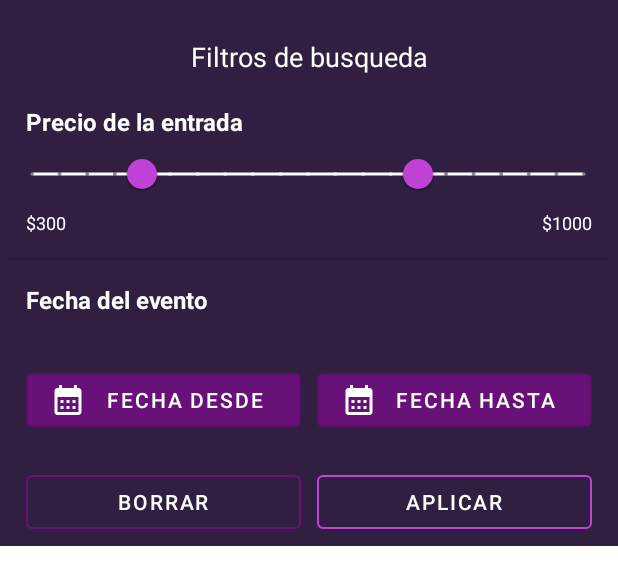
After one commit to AgustinaSander/Apparty, an Android app: the layout fragment_filter_dialog.xml on its own in the app's theme, with its tools: preview values and no code run, on a phone screen of 412 x 824 dp. The commit adds this screen. Shown: the top 585 px of the screen. Run offline under Robolectric (Android 15) with nearby library versions, the phone set to English and light mode, and no system bars.

Commit message:
Filter fragment

```diff
--- /dev/null
+++ b/app/src/main/res/drawable/ic_baseline_calendar_month_24.xml
@@ -0,0 +1,5 @@
+<vector android:height="24dp" android:tint="#FFFFFF"
+    android:viewportHeight="24" android:viewportWidth="24"
+    android:width="24dp" xmlns:android="http://schemas.android.com/apk/res/android">
+    <path android:fillColor="@android:color/white" android:pathData="M19,4h-1V2h-2v2H8V2H6v2H5C3.89,4 3.01,4.9 3.01,6L3,20c0,1.1 0.89,2 2,2h14c1.1,0 2,-0.9 2,-2V6C21,4.9 20.1,4 19,4zM19,20H5V10h14V20zM9,14H7v-2h2V14zM13,14h-2v-2h2V14zM17,14h-2v-2h2V14zM9,18H7v-2h2V18zM13,18h-2v-2h2V18zM17,18h-2v-2h2V18z"/>
+</vector>
--- /dev/null
+++ b/app/src/main/res/layout/fragment_filter_dialog.xml
@@ -0,0 +1,200 @@
+<?xml version="1.0" encoding="utf-8"?>
+<LinearLayout xmlns:android="http://schemas.android.com/apk/res/android"
+    xmlns:tools="http://schemas.android.com/tools"
+    xmlns:app="http://schemas.android.com/apk/res-auto"
+    android:orientation="vertical"
+    android:layout_width="match_parent"
+    android:layout_height="wrap_content"
+    android:background="@color/dark_blue"
+    tools:context=".FilterDialogFragment"
+    android:padding="5dp">
+
+    <TextView
+        android:layout_width="match_parent"
+        android:layout_height="wrap_content"
+        android:layout_marginVertical="20dp"
+        android:gravity="center_horizontal"
+        android:text="Filtros de busqueda"
+        android:textColor="@color/white"
+        android:textSize="18sp" />
+
+    <LinearLayout
+        android:layout_width="match_parent"
+        android:layout_height="wrap_content"
+        android:orientation="vertical"
+        android:textColor="@color/white">
+
+        <TextView
+            android:id="@+id/textView6"
+            android:layout_width="match_parent"
+            android:layout_height="wrap_content"
+            android:paddingHorizontal="12dp"
+            android:text="Precio de la entrada"
+            android:textColor="@color/white"
+            android:textSize="16sp"
+            android:textStyle="bold" />
+
+        <com.google.android.material.slider.RangeSlider
+            android:layout_width="400dp"
+            android:layout_height="wrap_content"
+            android:stepSize="5.0"
+            android:valueFrom="0.0"
+            android:valueTo="100.0"
+            app:haloColor="@color/pink"
+            app:thumbColor="@color/pink"
+            app:thumbStrokeColor="@color/pink"
+            app:trackColor="@color/white"
+            app:trackHeight="2dp"
+            app:values="@array/initial_slider_values"
+            tools:ignore="SpeakableTextPresentCheck,SpeakableTextPresentCheck" />
+
+        <LinearLayout
+            android:layout_width="match_parent"
+            android:layout_height="wrap_content"
+            android:orientation="horizontal"
+            android:paddingHorizontal="12dp">
+
+            <TextView
+                android:id="@+id/minPrice"
+                android:layout_width="match_parent"
+                android:layout_height="wrap_content"
+                android:layout_weight="0.5"
+                android:text="$300"
+                android:textColor="@color/white"
+                android:textSize="12sp" />
+
+            <TextView
+                android:id="@+id/maxPrice"
+                android:layout_width="match_parent"
+                android:layout_height="wrap_content"
+                android:layout_weight="0.5"
+                android:gravity="end"
+                android:text="$1000"
+                android:textColor="@color/white"
+                android:textSize="12sp" />
+
+        </LinearLayout>
+
+        <com.google.android.material.divider.MaterialDivider
+            android:layout_width="match_parent"
+            android:layout_height="wrap_content"
+            android:layout_marginVertical="15dp" />
+
+        <TextView
+            android:id="@+id/textView8"
+            android:layout_width="match_parent"
+            android:layout_height="wrap_content"
+            android:layout_marginBottom="10dp"
+            android:paddingHorizontal="12dp"
+            android:text="@string/fecha_del_evento"
+            android:textColor="@color/white"
+            android:textSize="16sp"
+            android:textStyle="bold" />
+
+        <LinearLayout
+            android:layout_width="match_parent"
+            android:layout_height="wrap_content"
+            android:layout_marginHorizontal="12dp"
+            android:layout_marginTop="5dp"
+            android:orientation="horizontal">
+
+            <TextView
+                android:id="@+id/fromDate"
+                android:layout_width="wrap_content"
+                android:layout_height="wrap_content"
+                android:layout_marginRight="5dp"
+                android:layout_weight="1"
+                android:gravity="center"
+                android:paddingLeft="12dp"
+                android:textColor="@color/white"
+                android:textSize="12sp" />
+
+            <TextView
+                android:id="@+id/toDate"
+                android:layout_width="wrap_content"
+                android:layout_height="wrap_content"
+                android:layout_marginLeft="5dp"
+                android:layout_weight="1"
+                android:gravity="center"
+                android:paddingRight="12dp"
+                android:textColor="@color/white"
+                android:textSize="12sp" />
+        </LinearLayout>
+
+        <LinearLayout
+            android:layout_width="match_parent"
+            android:layout_height="wrap_content"
+            android:layout_marginHorizontal="12dp"
+            android:orientation="horizontal">
+
+            <com.google.android.material.button.MaterialButton
+                android:id="@+id/fromDateBtn"
+                style="@style/Widget.MaterialComponents.Button.OutlinedButton"
+                android:layout_width="match_parent"
+                android:layout_height="wrap_content"
+                android:layout_marginRight="5dp"
+                android:layout_weight="1"
+                android:drawableLeft="@drawable/ic_baseline_calendar_month_24"
+                android:drawablePadding="5sp"
+                android:drawableTint="@android:color/white"
+                android:text="Fecha desde"
+                android:textColor="@color/white"
+                app:backgroundTint="@color/dark_pink"></com.google.android.material.button.MaterialButton>
+
+            <com.google.android.material.button.MaterialButton
+                android:id="@+id/toDateBtn"
+                style="@style/Widget.MaterialComponents.Button.OutlinedButton"
+                android:layout_width="match_parent"
+                android:layout_height="wrap_content"
+                android:layout_marginLeft="5dp"
+                android:layout_weight="1"
+                android:drawableLeft="@drawable/ic_baseline_calendar_month_24"
+                android:drawablePadding="5sp"
+                android:drawableTint="@android:color/white"
+                android:enabled="false"
+                android:text="Fecha hasta"
+                android:textColor="@color/white"
+                app:backgroundTint="@color/dark_pink"></com.google.android.material.button.MaterialButton>
+
+        </LinearLayout>
+
+        <LinearLayout
+            android:layout_width="match_parent"
+            android:layout_height="wrap_content"
+            android:layout_marginTop="20dp"
+            android:orientation="horizontal"
+            android:paddingHorizontal="12dp">
+
+            <Button
+                android:id="@+id/deleteBtn"
+                style="@style/Widget.MaterialComponents.Button.OutlinedButton"
+                android:layout_width="match_parent"
+                android:layout_height="wrap_content"
+                android:layout_marginRight="5dp"
+                android:layout_weight="1"
+                android:text="Borrar"
+                android:textColor="@color/white"
+                android:textColorHighlight="@color/dark_pink"
+                android:textColorHint="@color/dark_cyan"
+                app:rippleColor="@color/dark_pink"
+                app:strokeColor="@color/dark_pink" />
+
+            <Button
+                android:id="@+id/applyBtn"
+                style="@style/Widget.MaterialComponents.Button.OutlinedButton"
+                android:layout_width="match_parent"
+                android:layout_height="wrap_content"
+                android:layout_marginLeft="5dp"
+                android:layout_weight="1"
+                android:text="Aplicar"
+                android:textColor="@color/white"
+                android:textColorHighlight="@color/pink"
+                android:textColorHint="@color/pink"
+                app:rippleColor="@color/pink"
+                app:strokeColor="@color/pink" />
+        </LinearLayout>
+
+    </LinearLayout>
+
+
+</LinearLayout>
--- a/app/src/main/res/navigation/nav_graph.xml
+++ b/app/src/main/res/navigation/nav_graph.xml
@@ -7,7 +7,7 @@
 
     <fragment
         android:id="@+id/searchEvents"
-        android:name="com.example.apparty.SearchEvents"
+        android:name="com.example.apparty.SearchEventsFragment"
         android:label="fragment_search_events"
         tools:layout="@layout/fragment_search_events" />
     <action
--- /dev/null
+++ b/app/src/main/res/values/arrays.xml
@@ -0,0 +1,7 @@
+<?xml version="1.0" encoding="utf-8"?>
+<resources>
+    <array name="initial_slider_values">
+        <item>20.0</item>
+        <item>70.0</item>
+    </array>
+</resources>
--- a/app/src/main/res/values/colors.xml
+++ b/app/src/main/res/values/colors.xml
@@ -2,7 +2,9 @@
 <resources>
     <color name="dark_blue">#301F41</color>
     <color name="pink">#C042D7</color>
+    <color name="dark_pink">#681178</color>
     <color name="cyan">#45E7FE</color>
+    <color name="dark_cyan">#0A7988</color>
     <color name="black">#FF000000</color>
     <color name="white">#FFFFFFFF</color>
 </resources>
--- a/app/src/main/res/values/strings.xml
+++ b/app/src/main/res/values/strings.xml
@@ -5,4 +5,7 @@
     <string name="mis_eventos">Mis eventos</string>
     <string name="cerrar_sesion">Cerrar Sesion</string>
     <string name="configuracion">Configuracion</string>
+    <!-- TODO: Remove or change this placeholder text -->
+    <string name="hello_blank_fragment">Hello blank fragment</string>
+    <string name="fecha_del_evento">Fecha del evento</string>
 </resources>
```
Also changed, not shown: app/src/main/java/com/example/apparty/FilterDialogFragment.java (added, +120 -0 lines), app/src/main/java/com/example/apparty/SearchEventsFragment.java (renamed from app/src/main/java/com/example/apparty/SearchEvents.java, +26 -3 lines), app/src/main/res/layout/fragment_search_events.xml (+8 -3 lines).
